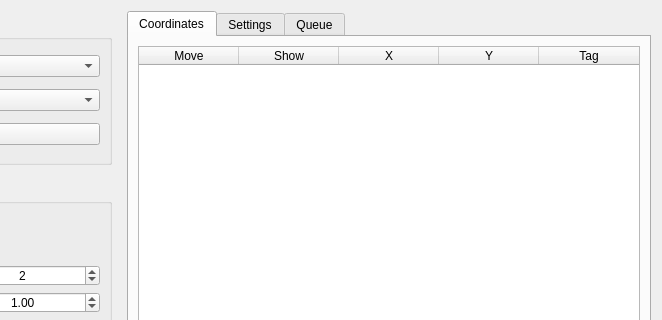
The window that bec_widgets/examples/motor_movement/motor_controller.ui (bec-project/bec_widgets) describes before a commit, drawn with Qt 5; both pictures show x 747 to 1409 and y 0 to 320 of the 1409 by 748 pixel window.
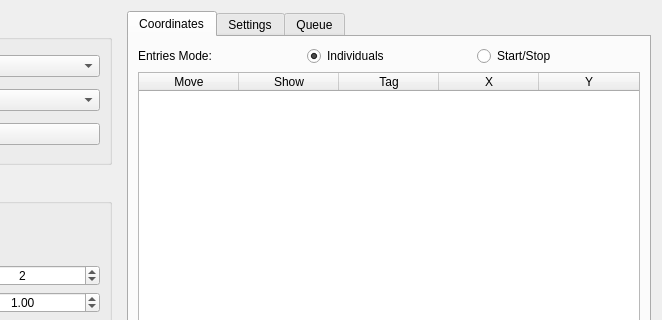
The same window after the commit. Custom widgets are drawn as their Qt base class.

Commit message: refactor: changed order of columns

```diff
--- a/bec_widgets/examples/motor_movement/motor_controller.ui
+++ b/bec_widgets/examples/motor_movement/motor_controller.ui
@@ -506,6 +506,34 @@
        <string>Coordinates</string>
       </attribute>
       <layout class="QVBoxLayout" name="verticalLayout_3">
+       <item>
+        <layout class="QHBoxLayout" name="horizontalLayout_3">
+         <item>
+          <widget class="QLabel" name="label">
+           <property name="text">
+            <string>Entries Mode:</string>
+           </property>
+          </widget>
+         </item>
+         <item>
+          <widget class="QRadioButton" name="radioButton_individual">
+           <property name="text">
+            <string>Individuals</string>
+           </property>
+           <property name="checked">
+            <bool>true</bool>
+           </property>
+          </widget>
+         </item>
+         <item>
+          <widget class="QRadioButton" name="radioButton_start_stop">
+           <property name="text">
+            <string>Start/Stop</string>
+           </property>
+          </widget>
+         </item>
+        </layout>
+       </item>
        <item>
         <widget class="QTableWidget" name="tableWidget_coordinates">
          <property name="selectionMode">
@@ -524,6 +552,11 @@
            <string>Show</string>
           </property>
          </column>
+         <column>
+          <property name="text">
+           <string>Tag</string>
+          </property>
+         </column>
          <column>
           <property name="text">
            <string>X</string>
@@ -534,11 +567,6 @@
            <string>Y</string>
           </property>
          </column>
-         <column>
-          <property name="text">
-           <string>Tag</string>
-          </property>
-         </column>
         </widget>
        </item>
        <item>
```
The commit also changes 1 other file.
